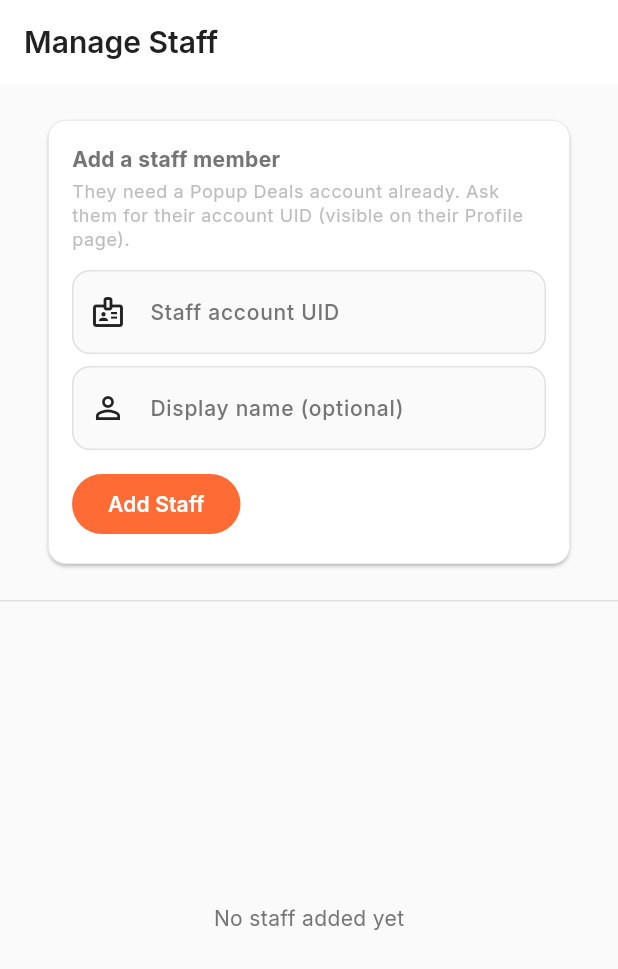
After one commit to otiko09-oss/popup_deals_app, a Flutter app: the ManageStaffPage screen opened by its route, after a tap on "Add Staff", on a phone screen of 412 x 824 dp. The commit adds this screen. Shown: the top 969 px of the screen. Run offline on Flutter 3.47's test engine with Material 3 defaults, Android fonts, the phone set to English and light mode, and no system bars; our stand-ins replace cached_network_image, cloud_firestore, cloud_functions, connectivity_plus, equatable, firebase_analytics and 17 more; missing offline and left inert: mobile_scanner; accounts and stored records are empty; project files that could hold a hidden picture were left out.

Commit message:
Add BUSINESS_STAFF role support, fix redemption/order update rules that were blocking QR redeem entirely

```diff
--- a/lib/config/routes/app_routes.dart
+++ b/lib/config/routes/app_routes.dart
@@ -38,6 +38,7 @@ class AppRoutes {
 
   // QR Redemption
   static const String qrScanner = '/business/scan-qr';
+  static const String manageStaff = '/business/staff';
 
   // Admin
   static const String admin = '/admin';
--- a/lib/core/providers/notification_provider.dart
+++ b/lib/core/providers/notification_provider.dart
@@ -9,14 +9,14 @@ final notificationServiceProvider = Provider<NotificationService>((ref) {
 final notificationSettingsProvider =
     FutureProvider<NotificationSettings>((ref) async {
   final service = ref.watch(notificationServiceProvider);
-  return await service.getNotificationSettings();
+  return service.getNotificationSettings();
 });
 
 final notificationPermissionRequestProvider =
     FutureProvider.family<NotificationSettings, bool>((ref, request) async {
   final service = ref.watch(notificationServiceProvider);
   if (!request) {
-    return await service.getNotificationSettings();
+    return service.getNotificationSettings();
   }
-  return await service.requestPermission();
+  return service.requestPermission();
 });
--- /dev/null
+++ b/lib/features/business/presentation/pages/manage_staff_page.dart
@@ -0,0 +1,182 @@
+import 'package:flutter/material.dart';
+import 'package:flutter_riverpod/flutter_riverpod.dart';
+
+import '../../../auth/presentation/providers/auth_provider.dart';
+import '../../data/services/business_staff_service.dart';
+
+final businessStaffServiceProvider =
+    Provider<BusinessStaffService>((ref) => BusinessStaffService());
+
+/// Lets a business owner add/remove staff members who can then scan and
+/// redeem QR codes on the business's behalf. Staff must already have a
+/// Popup Deals account — the owner adds them by their account UID (shown
+/// on the staff member's own Profile page).
+class ManageStaffPage extends ConsumerStatefulWidget {
+  const ManageStaffPage({super.key});
+
+  @override
+  ConsumerState<ManageStaffPage> createState() => _ManageStaffPageState();
+}
+
+class _ManageStaffPageState extends ConsumerState<ManageStaffPage> {
+  final _uidController = TextEditingController();
+  final _nameController = TextEditingController();
+  bool _adding = false;
+
+  @override
+  void dispose() {
+    _uidController.dispose();
+    _nameController.dispose();
+    super.dispose();
+  }
+
+  Future<void> _addStaff(String businessId) async {
+    final uid = _uidController.text.trim();
+    if (uid.isEmpty) return;
+
+    setState(() => _adding = true);
+    try {
+      await ref.read(businessStaffServiceProvider).addStaff(
+            businessId: businessId,
+            staffUid: uid,
+            displayName: _nameController.text.trim().isEmpty
+                ? null
+                : _nameController.text.trim(),
+          );
+      _uidController.clear();
+      _nameController.clear();
+    } on Object catch (e) {
+      if (mounted) {
+        ScaffoldMessenger.of(context)
+            .showSnackBar(SnackBar(content: Text('Could not add staff: $e')));
+      }
+    } finally {
+      if (mounted) setState(() => _adding = false);
+    }
+  }
+
+  @override
+  Widget build(BuildContext context) {
+    final businessId = ref.watch(authStateProvider).asData?.value?.uid ?? '';
+    final staffStream =
+        ref.watch(businessStaffServiceProvider).staffStream(businessId);
+
+    return Scaffold(
+      appBar: AppBar(title: const Text('Manage Staff')),
+      body: Column(
+        children: [
+          Padding(
+            padding: const EdgeInsets.all(16),
+            child: Card(
+              child: Padding(
+                padding: const EdgeInsets.all(16),
+                child: Column(
+                  crossAxisAlignment: CrossAxisAlignment.start,
+                  children: [
+                    const Text(
+                      'Add a staff member',
+                      style: TextStyle(fontWeight: FontWeight.bold),
+                    ),
+                    const SizedBox(height: 4),
+                    Text(
+                      'They need a Popup Deals account already. Ask them for '
+                      'their account UID (visible on their Profile page).',
+                      style: Theme.of(context).textTheme.bodySmall,
+                    ),
+                    const SizedBox(height: 12),
+                    TextField(
+                      controller: _uidController,
+                      decoration: const InputDecoration(
+                        labelText: 'Staff account UID',
+                        prefixIcon: Icon(Icons.badge_outlined),
+                      ),
+                    ),
+                    const SizedBox(height: 8),
+                    TextField(
+                      controller: _nameController,
+                      decoration: const InputDecoration(
+                        labelText: 'Display name (optional)',
+                        prefixIcon: Icon(Icons.person_outline),
+                      ),
+                    ),
+                    const SizedBox(height: 12),
+                    FilledButton(
+                      onPressed: _adding ? null : () => _addStaff(businessId),
+                      child: _adding
+                          ? const SizedBox(
+                              height: 18,
+                              width: 18,
+                              child: CircularProgressIndicator(strokeWidth: 2),
+                            )
+                          : const Text('Add Staff'),
+                    ),
+                  ],
+                ),
+              ),
+            ),
+          ),
+          const Divider(height: 1),
+          Expanded(
+            child: StreamBuilder(
+              stream: staffStream,
+              builder: (context, snapshot) {
+                if (!snapshot.hasData) {
+                  return const Center(child: CircularProgressIndicator());
+                }
+                final staff = snapshot.data!;
+                if (staff.isEmpty) {
+                  return const Center(child: Text('No staff added yet'));
+                }
+                return ListView.builder(
+                  itemCount: staff.length,
+                  itemBuilder: (context, index) {
+                    final member = staff[index];
+                    final active = member['isActive'] == true;
+                    final uid = member['id'] as String;
+
+                    return ListTile(
+                      leading: CircleAvatar(
+                        backgroundColor: active
+                            ? Colors.green.withValues(alpha: 0.15)
+                            : Colors.grey.withValues(alpha: 0.15),
+                        child: Icon(
+                          Icons.person,
+                          color: active ? Colors.green : Colors.grey,
+                        ),
+                      ),
+                      title: Text(member['displayName'] as String? ?? uid),
+                      subtitle: Text(active ? 'Active' : 'Deactivated'),
+                      trailing: PopupMenuButton<String>(
+                        onSelected: (action) {
+                          final service = ref.read(businessStaffServiceProvider);
+                          switch (action) {
+                            case 'toggle':
+                              active
+                                  ? service.deactivateStaff(uid)
+                                  : service.reactivateStaff(uid);
+                            case 'remove':
+                              service.removeStaff(uid);
+                          }
+                        },
+                        itemBuilder: (context) => [
+                          PopupMenuItem(
+                            value: 'toggle',
+                            child: Text(active ? 'Deactivate' : 'Reactivate'),
+                          ),
+                          const PopupMenuItem(
+                            value: 'remove',
+                            child: Text('Remove'),
+                          ),
+                        ],
+                      ),
+                    );
+                  },
+                );
+              },
+            ),
+          ),
+        ],
+      ),
+    );
+  }
+}
--- a/lib/features/subscription/presentation/pages/subscription_page.dart
+++ b/lib/features/subscription/presentation/pages/subscription_page.dart
@@ -198,7 +198,7 @@ class _PlanCard extends StatelessWidget {
                 padding: const EdgeInsets.only(bottom: 6),
                 child: Row(
                   children: [
-                    Icon(Icons.check_circle,
+                    const Icon(Icons.check_circle,
                         size: 18, color: AppTheme.successColor),
                     const SizedBox(width: 8),
                     Expanded(child: Text(feature)),
--- a/tools/write_png.dart
+++ b/tools/write_png.dart
@@ -16,5 +16,5 @@ Future<void> main() async {
   final rounded = img.copyResize(image, width: 800, height: 800);
   final encoded = img.encodePng(rounded);
   await file.writeAsBytes(encoded, flush: true);
-  print('wrote ${file.path} (${file.statSync().size} bytes)');
+  stdout.writeln('wrote ${file.path} (${file.statSync().size} bytes)');
 }
```
Also changed, not shown: lib/config/routes/router_config.dart (+9 -6 lines), lib/core/services/notification_service.dart (+3 -11 lines), lib/features/business/data/services/business_staff_service.dart (added, +79 -0 lines), lib/features/business/presentation/screens/business_deals_screen.dart (+12 -0 lines), lib/features/redemption/presentation/pages/qr_scanner_entry_point.dart (added, +50 -0 lines), lib/features/business/data/models/business.dart (line endings or trailing spaces), 5 other files.
